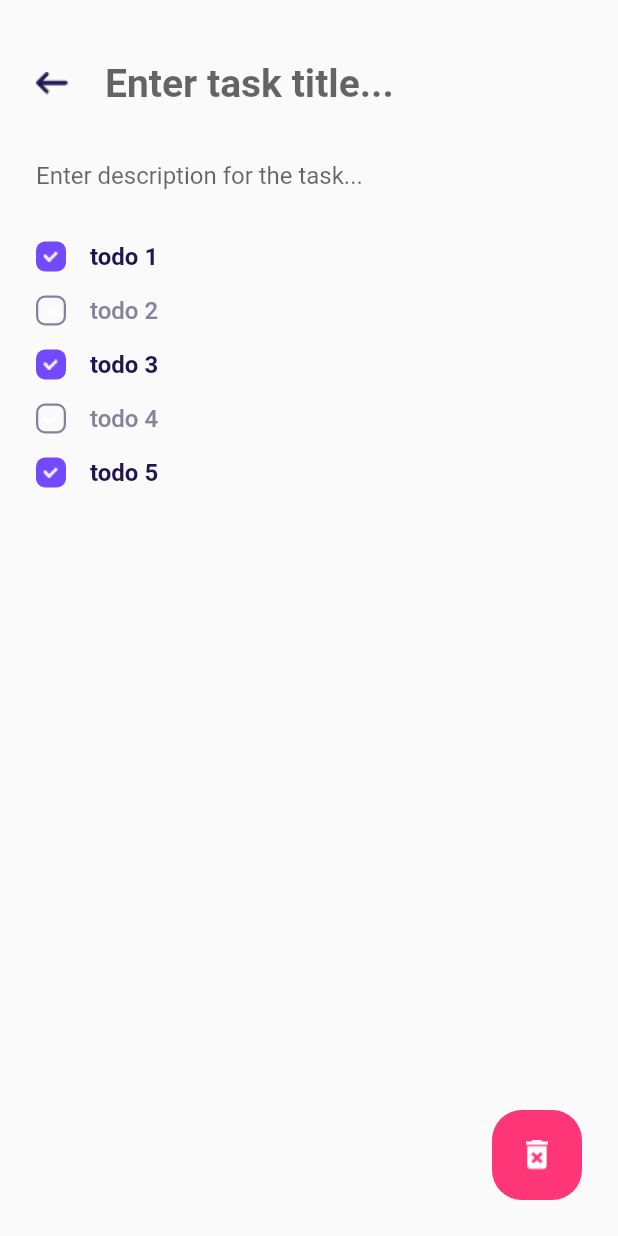
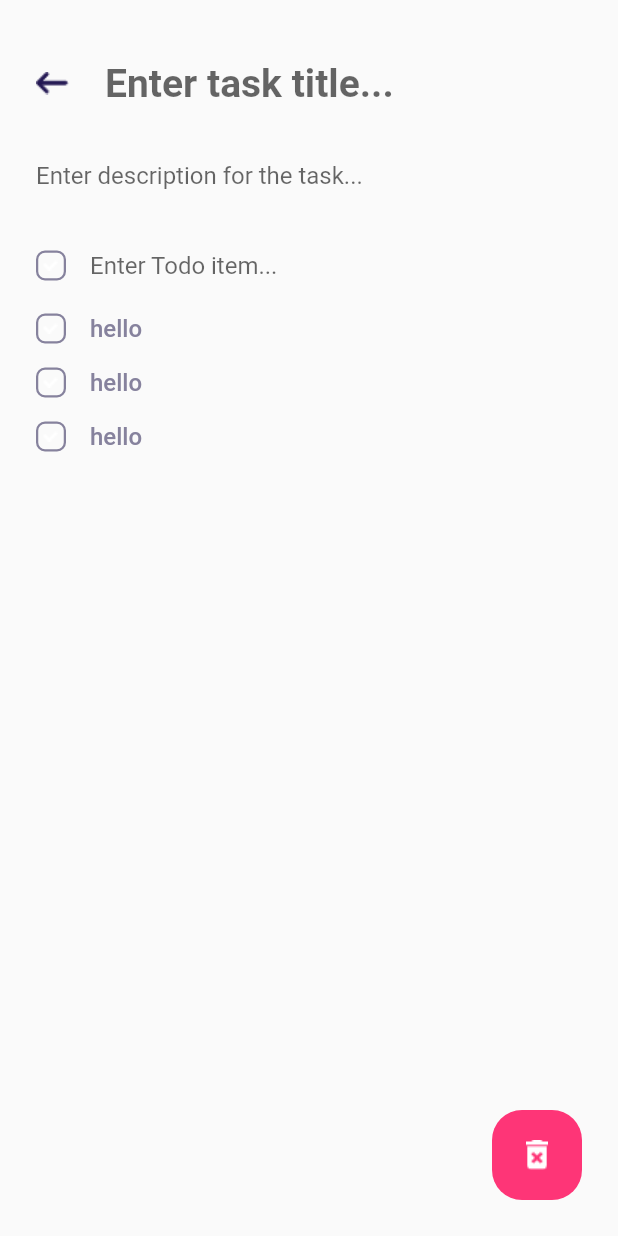
Before and after one commit to mohammadrony/smart-diary, a Flutter app: the TaskView screen opened by its route, on a phone screen of 412 x 824 dp. Run offline on Flutter 3.47's test engine with Material 2 defaults, Android fonts, the phone set to English and light mode, and no system bars; our stand-ins replace get, sqflite, sqflite_common_ffi; accounts and stored records are empty.

Commit message:
Add todo functionality

```diff
--- a/diary_ui/lib/app/data/model/task.dart
+++ b/diary_ui/lib/app/data/model/task.dart
@@ -1,7 +1,7 @@
 class Task {
   int? id;
-  String? title;
-  String? description;
+  String? title = '';
+  String? description = '';
 
   Task({this.id, this.title, this.description});
 
--- /dev/null
+++ b/diary_ui/lib/app/data/model/todo.dart
@@ -0,0 +1,23 @@
+class Todo {
+  int? id;
+  String? title;
+  int? isDone;
+  int? TaskId;
+  Todo({this.id, this.title, this.isDone, this.TaskId});
+
+  Todo.fromJson(Map<String, dynamic> json) {
+    id = json['id'];
+    title = json['title'];
+    isDone = json['isDone'];
+    TaskId = json['TaskId'];
+  }
+
+  Map<String, dynamic> toJson() {
+    final data = <String, dynamic>{};
+    data['id'] = id;
+    data['title'] = title;
+    data['isDone'] = isDone;
+    data['TaskId'] = TaskId;
+    return data;
+  }
+}
--- a/diary_ui/lib/app/data/services/task/service.dart
+++ b/diary_ui/lib/app/data/services/task/service.dart
@@ -3,8 +3,12 @@ import 'package:diary_ui/app/data/provider/database_provider.dart';
 import 'package:get/get_state_manager/get_state_manager.dart';
 
 class TaskService extends GetxService {
-  static Future<List<Task>?> getTasks() async {
+  static Future<List<Task>> getTasks() async {
     return await DatabaseProvider().getTasks();
+  }
+
+  static Future<Task> getTaskById(int id) async {
+    return await DatabaseProvider().getTaskById(id);
   }
 
   static Future<void> createTask(Task task) async {
--- a/diary_ui/lib/app/modules/task/views/task_view.dart
+++ b/diary_ui/lib/app/modules/task/views/task_view.dart
@@ -1,4 +1,5 @@
 import 'package:diary_ui/app/data/model/task.dart';
+import 'package:diary_ui/app/data/model/todo.dart';
 import 'package:diary_ui/app/modules/task/widgets/todo_widget.dart';
 import 'package:flutter/material.dart';
 
@@ -34,13 +35,21 @@ class TaskView extends GetView<TaskController> {
                           ),
                         ),
                         Expanded(
-                          child: TextField(
+                          child: Obx(
+                            () => TextField(
                               onSubmitted: (value) async {
+                                if (controller.id == 0) {
                                   if (value != '') {
-                                var newTask = Task(title: value);
+                                    var newTask =
+                                        Task(title: value, description: '');
                                     await controller.createTask(newTask);
                                   }
+                                } else {
+                                  print('update task');
+                                }
                               },
+                              controller: TextEditingController()
+                                ..text = controller.task.value.title ?? '',
                               decoration: InputDecoration(
                                 hintText: 'Enter task title...',
                                 border: InputBorder.none,
@@ -49,6 +58,7 @@ class TaskView extends GetView<TaskController> {
                                 fontSize: 26.0,
                                 fontWeight: FontWeight.bold,
                                 color: Color(0xFF211551),
+                              ),
                             ),
                           ),
                         ),
@@ -65,11 +75,69 @@ class TaskView extends GetView<TaskController> {
                       ),
                     ),
                   ),
-                  TodoWidget(text: 'todo 1', isDone: true),
-                  TodoWidget(text: 'todo 2', isDone: false),
-                  TodoWidget(text: 'todo 3', isDone: true),
-                  TodoWidget(text: 'todo 4', isDone: false),
-                  TodoWidget(text: 'todo 5', isDone: true),
+                  Column(
+                    children: [
+                      Padding(
+                        padding: const EdgeInsets.symmetric(horizontal: 24.0),
+                        child: Row(
+                          children: [
+                            Container(
+                              width: 20.0,
+                              height: 20.0,
+                              margin: EdgeInsets.only(right: 16.0),
+                              decoration: BoxDecoration(
+                                borderRadius: BorderRadius.circular(6.0),
+                                color: Colors.transparent,
+                                border: Border.all(
+                                  color: Color(0xFF86829D),
+                                  width: 1.5,
+                                ),
+                              ),
+                              child: Image(
+                                image:
+                                    AssetImage('assets/images/check_icon.png'),
+                              ),
+                            ),
+                            Expanded(
+                              child: TextField(
+                                onSubmitted: (value) async {
+                                  if (value != '') {
+                                    var newTodo = Todo(
+                                      title: value,
+                                      isDone: 0,
+                                      TaskId: controller.id,
+                                    );
+                                    await controller.createTodo(newTodo);
+                                    await controller.getTodos(controller.id);
+                                  }
+                                },
+                                decoration: InputDecoration(
+                                  hintText: 'Enter Todo item...',
+                                  border: InputBorder.none,
+                                ),
+                              ),
+                            ),
+                          ],
+                        ),
+                      ),
+                    ],
+                  ),
+                  TodoWidget(text: 'hello', isDone: false),
+                  TodoWidget(text: 'hello', isDone: false),
+                  TodoWidget(text: 'hello', isDone: false),
+                  // Obx(
+                  //   () => ListView.builder(
+                  //     itemCount: controller.todos.length,
+                  //     itemBuilder: (BuildContext context, int index) {
+                  //       return TodoWidget(
+                  //         text: controller.todos[index].title,
+                  //         isDone: controller.todos[index].isDone == 0
+                  //             ? false
+                  //             : true,
+                  //       );
+                  //     },
+                  //   ),
+                  // ),
                 ],
               ),
               Positioned(
```
Also changed, not shown: diary_ui/lib/app/data/provider/database_provider.dart (+42 -7 lines), diary_ui/lib/app/data/services/todo/service.dart (added, +13 -0 lines), diary_ui/lib/app/modules/home/controllers/home_controller.dart (+1 -10 lines), diary_ui/lib/app/modules/home/views/home_view.dart (+14 -9 lines), diary_ui/lib/app/modules/task/controllers/task_controller.dart (+23 -2 lines). Lines whose indentation alone changed are shown as unchanged.
